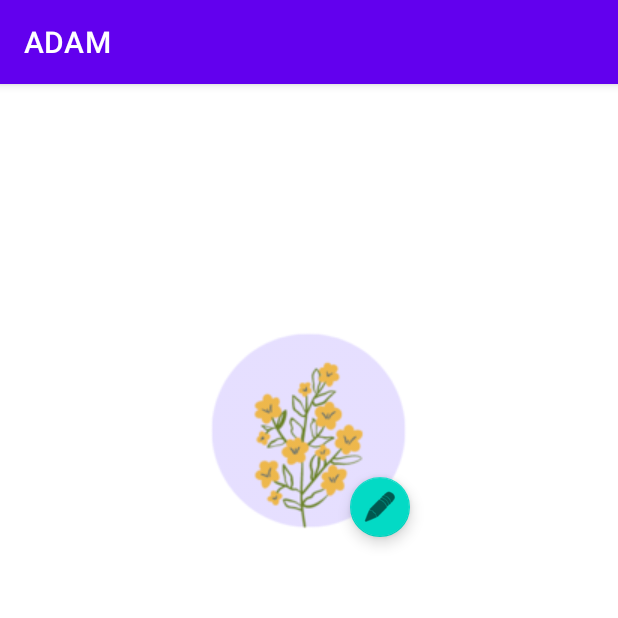
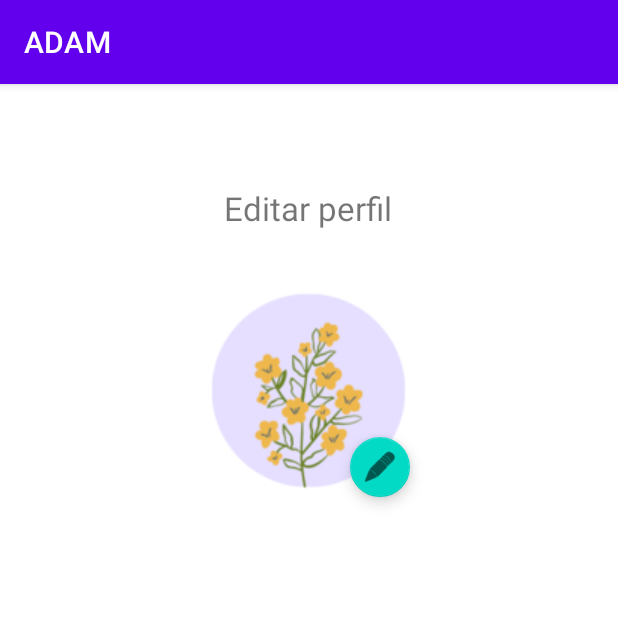
Before and after one commit to MajoBurguete/ADAM, an Android app: the SettingsActivity screen opened directly, with no data from a screen before it, on a phone screen of 412 x 824 dp, the top half of it. Run offline under Robolectric (Android 15) with nearby library versions, the phone set to English and light mode, and no system bars.

Commit message:
Text view "editar perfil" #5

```diff
--- a/app/src/main/res/layout/activity_settings.xml
+++ b/app/src/main/res/layout/activity_settings.xml
@@ -10,11 +10,11 @@
         android:id="@+id/imageView2"
         android:layout_width="wrap_content"
         android:layout_height="wrap_content"
-        android:layout_marginTop="156dp"
+        android:layout_marginTop="32dp"
         app:layout_constraintEnd_toEndOf="parent"
         app:layout_constraintHorizontal_bias="0.498"
         app:layout_constraintStart_toStartOf="parent"
-        app:layout_constraintTop_toTopOf="parent"
+        app:layout_constraintTop_toBottomOf="@+id/textView"
         app:srcCompat="@drawable/placeholder" />
 
     <com.google.android.material.floatingactionbutton.FloatingActionButton
@@ -29,4 +29,16 @@
         app:srcCompat="@android:drawable/ic_menu_edit"
         tools:ignore="SpeakableTextPresentCheck,SpeakableTextPresentCheck" />
 
+    <TextView
+        android:id="@+id/textView"
+        android:layout_width="wrap_content"
+        android:layout_height="wrap_content"
+        android:layout_marginTop="68dp"
+        android:text="Editar perfil"
+        android:textSize="22sp"
+        app:layout_constraintEnd_toEndOf="parent"
+        app:layout_constraintHorizontal_bias="0.498"
+        app:layout_constraintStart_toStartOf="parent"
+        app:layout_constraintTop_toTopOf="parent" />
+
 </androidx.constraintlayout.widget.ConstraintLayout>
```
